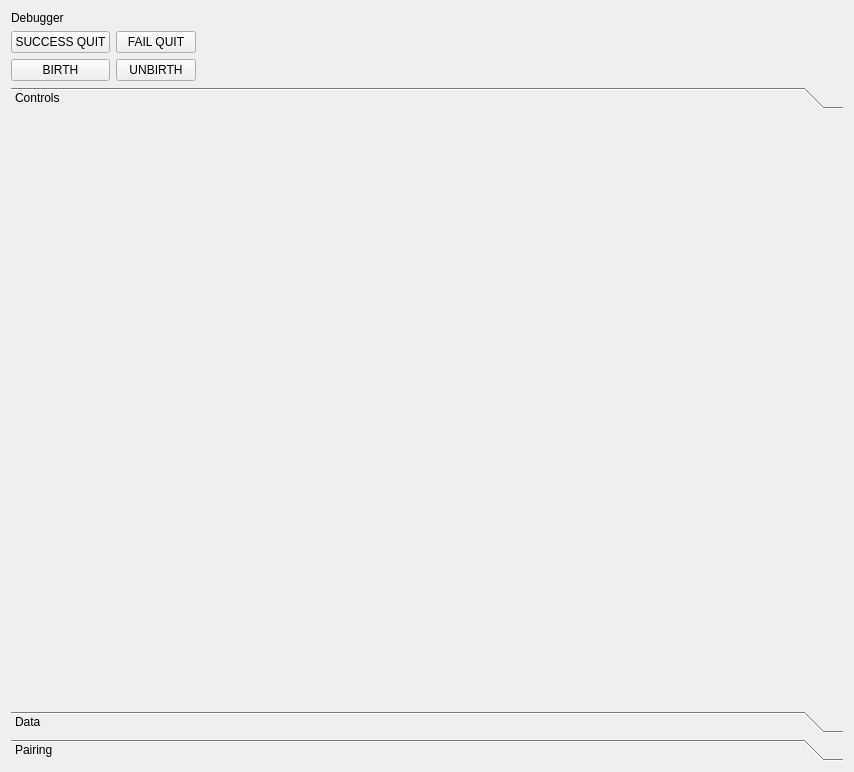
Above: integration/v2/src/libs/libuptime/widgets/uptime/ui/DebuggerWidget.ui from mrdeveloperdude/OctoMY before the change. Below: the same form after it.
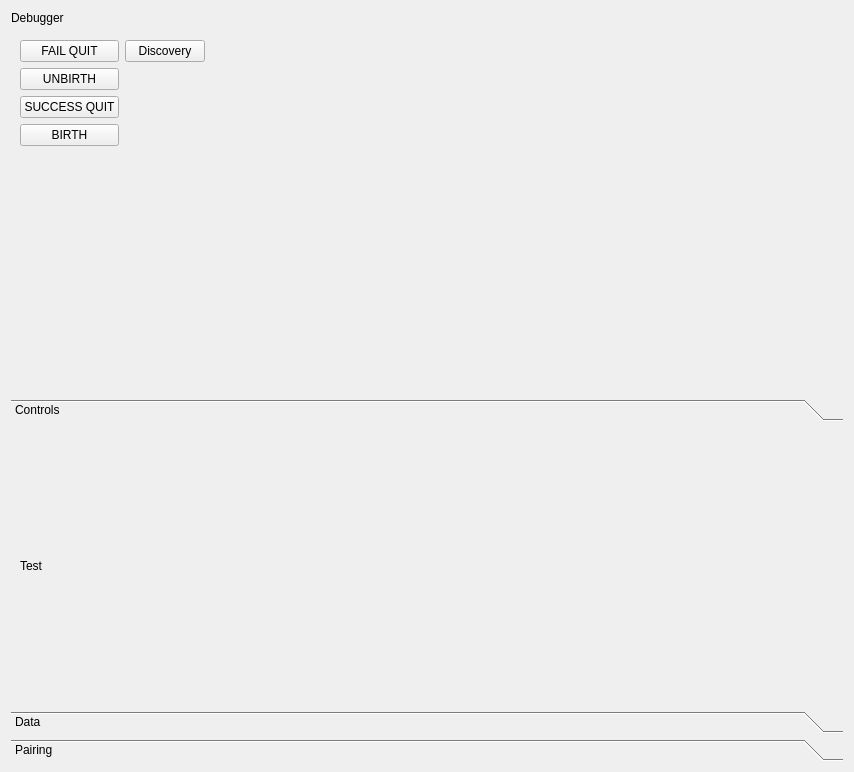
That is the form after the change. Custom widgets are drawn as their Qt base class.

Commit message: Added callback to activation of services. Added button to test (de)activation of discovery service to debugger UI

Diff of the .ui file:
```diff
--- a/integration/v2/src/libs/libuptime/widgets/uptime/ui/DebuggerWidget.ui
+++ b/integration/v2/src/libs/libuptime/widgets/uptime/ui/DebuggerWidget.ui
@@ -28,8 +28,28 @@
     </widget>
    </item>
    <item>
+    <widget class="QWidget" name="widget" native="true">
+     <property name="sizePolicy">
+      <sizepolicy hsizetype="Minimum" vsizetype="Minimum">
+       <horstretch>0</horstretch>
+       <verstretch>0</verstretch>
+      </sizepolicy>
+     </property>
     <layout class="QGridLayout" name="gridLayout">
-     <item row="0" column="1">
+      <item row="3" column="0">
+       <widget class="QPushButton" name="pushButtonBirth">
+        <property name="sizePolicy">
+         <sizepolicy hsizetype="Minimum" vsizetype="Minimum">
+          <horstretch>0</horstretch>
+          <verstretch>0</verstretch>
+         </sizepolicy>
+        </property>
+        <property name="text">
+         <string>BIRTH</string>
+        </property>
+       </widget>
+      </item>
+      <item row="0" column="0">
       <widget class="QPushButton" name="pushButtonQuitFail">
        <property name="sizePolicy">
         <sizepolicy hsizetype="Minimum" vsizetype="Minimum">
@@ -42,20 +62,7 @@
        </property>
       </widget>
      </item>
-     <item row="0" column="0">
-      <widget class="QPushButton" name="pushButtonQuitSuccess">
-       <property name="sizePolicy">
-        <sizepolicy hsizetype="Minimum" vsizetype="Minimum">
-         <horstretch>0</horstretch>
-         <verstretch>0</verstretch>
-        </sizepolicy>
-       </property>
-       <property name="text">
-        <string>SUCCESS QUIT</string>
-       </property>
-      </widget>
-     </item>
-     <item row="0" column="3">
+      <item row="0" column="2">
       <spacer name="horizontalSpacer">
        <property name="orientation">
         <enum>Qt::Horizontal</enum>
@@ -68,20 +75,36 @@
        </property>
       </spacer>
      </item>
+      <item row="2" column="0">
+       <widget class="QPushButton" name="pushButtonQuitSuccess">
+        <property name="sizePolicy">
+         <sizepolicy hsizetype="Minimum" vsizetype="Minimum">
+          <horstretch>0</horstretch>
+          <verstretch>0</verstretch>
+         </sizepolicy>
+        </property>
+        <property name="text">
+         <string>SUCCESS QUIT</string>
+        </property>
+       </widget>
+      </item>
+      <item row="0" column="1">
+       <widget class="QPushButton" name="pushButtonDiscoveryService">
+        <property name="sizePolicy">
+         <sizepolicy hsizetype="Minimum" vsizetype="Minimum">
+          <horstretch>0</horstretch>
+          <verstretch>0</verstretch>
+         </sizepolicy>
+        </property>
+        <property name="text">
+         <string>Discovery</string>
+        </property>
+        <property name="checkable">
+         <bool>true</bool>
+        </property>
+       </widget>
+      </item>
      <item row="1" column="0">
-      <widget class="QPushButton" name="pushButtonBirth">
-       <property name="sizePolicy">
-        <sizepolicy hsizetype="Minimum" vsizetype="Minimum">
-         <horstretch>0</horstretch>
-         <verstretch>0</verstretch>
-        </sizepolicy>
-       </property>
-       <property name="text">
-        <string>BIRTH</string>
-       </property>
-      </widget>
-     </item>
-     <item row="1" column="1">
       <widget class="QPushButton" name="pushButtonUnbirth">
        <property name="sizePolicy">
         <sizepolicy hsizetype="Minimum" vsizetype="Minimum">
@@ -94,7 +117,7 @@
        </property>
       </widget>
      </item>
-     <item row="1" column="2">
+      <item row="3" column="1">
       <widget class="NetworkSettingsWidget" name="widgetNetworkSettings" native="true">
        <property name="sizePolicy">
         <sizepolicy hsizetype="Minimum" vsizetype="Minimum">
@@ -110,10 +133,30 @@
        </property>
       </widget>
      </item>
-    </layout>
+      <item row="4" column="0">
+       <spacer name="verticalSpacer">
+        <property name="orientation">
+         <enum>Qt::Vertical</enum>
+        </property>
+        <property name="sizeHint" stdset="0">
+         <size>
+          <width>20</width>
+          <height>40</height>
+         </size>
+        </property>
+       </spacer>
+      </item>
+     </layout>
+    </widget>
    </item>
    <item>
     <widget class="QToolBox" name="toolBox">
+     <property name="sizePolicy">
+      <sizepolicy hsizetype="Expanding" vsizetype="Expanding">
+       <horstretch>0</horstretch>
+       <verstretch>0</verstretch>
+      </sizepolicy>
+     </property>
      <property name="currentIndex">
       <number>0</number>
      </property>
@@ -123,13 +166,27 @@
         <x>0</x>
         <y>0</y>
         <width>836</width>
-        <height>574</height>
+        <height>269</height>
        </rect>
       </property>
       <attribute name="label">
        <string>Controls</string>
       </attribute>
-      <layout class="QVBoxLayout" name="verticalLayout"/>
+      <layout class="QVBoxLayout" name="verticalLayout">
+       <item>
+        <widget class="QLabel" name="label_2">
+         <property name="sizePolicy">
+          <sizepolicy hsizetype="Expanding" vsizetype="Expanding">
+           <horstretch>0</horstretch>
+           <verstretch>0</verstretch>
+          </sizepolicy>
+         </property>
+         <property name="text">
+          <string>Test</string>
+         </property>
+        </widget>
+       </item>
+      </layout>
      </widget>
      <widget class="QWidget" name="pageData">
       <property name="geometry">
```
Left out of the diff: 4 changed lines with no effect on the pictures. Lines whose indentation alone changed are shown as unchanged. The commit also changes 12 other files.
